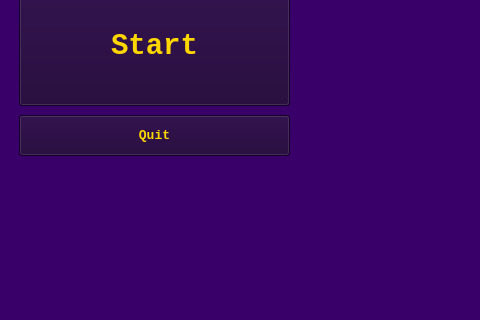
Before: the Qt Designer form game.ui in PaulStratton56/GraulioWare, drawn with Qt 5; both pictures show x 0 to 480 and y 154 to 474 of the 1167 by 647 pixel window.
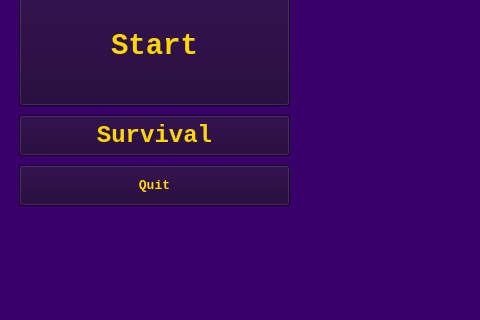
After: the same form once the commit is applied.

Commit message:
1.3.1 (Difficulty Modifier, Survival Mode)
> Added difficulty Modifier
> Improved Cube Chaser
> Added survival Mode

What changed in the file:
```diff
--- a/game.ui
+++ b/game.ui
@@ -284,7 +284,7 @@
         <property name="geometry">
          <rect>
           <x>10</x>
-          <y>260</y>
+          <y>310</y>
           <width>271</width>
           <height>41</height>
          </rect>
@@ -330,6 +330,39 @@
          <string>Graulio-Ware</string>
         </property>
        </widget>
+       <widget class="QPushButton" name="SurvivalButton">
+        <property name="geometry">
+         <rect>
+          <x>10</x>
+          <y>260</y>
+          <width>271</width>
+          <height>41</height>
+         </rect>
+        </property>
+        <property name="font">
+         <font>
+          <family>Consolas</family>
+          <pointsize>18</pointsize>
+          <bold>true</bold>
+         </font>
+        </property>
+        <property name="focusPolicy">
+         <enum>Qt::NoFocus</enum>
+        </property>
+        <property name="autoFillBackground">
+         <bool>false</bool>
+        </property>
+        <property name="styleSheet">
+         <string notr="true">color: rgb(255, 215, 0);
+background-color: rgb(28, 0, 52);</string>
+        </property>
+        <property name="text">
+         <string>Survival</string>
+        </property>
+        <property name="flat">
+         <bool>false</bool>
+        </property>
+       </widget>
       </widget>
       <widget class="QWidget" name="GameNav">
        <widget class="QLabel" name="Score">
```
Left out of the diff: 2 changed lines with no effect on the pictures. The commit also changes 5 other files.
